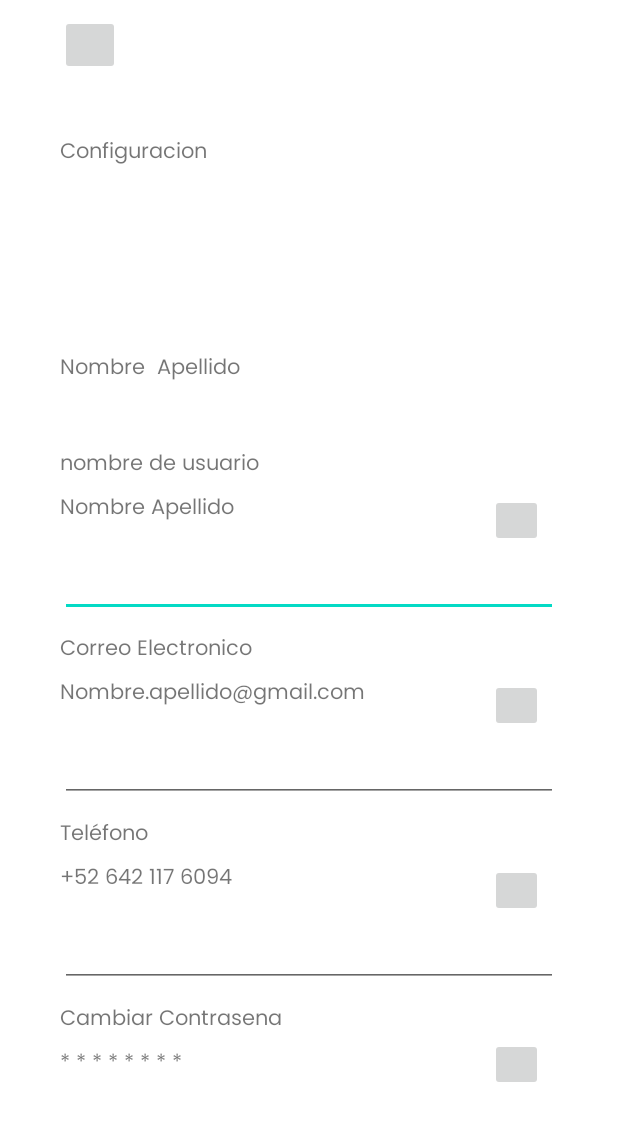
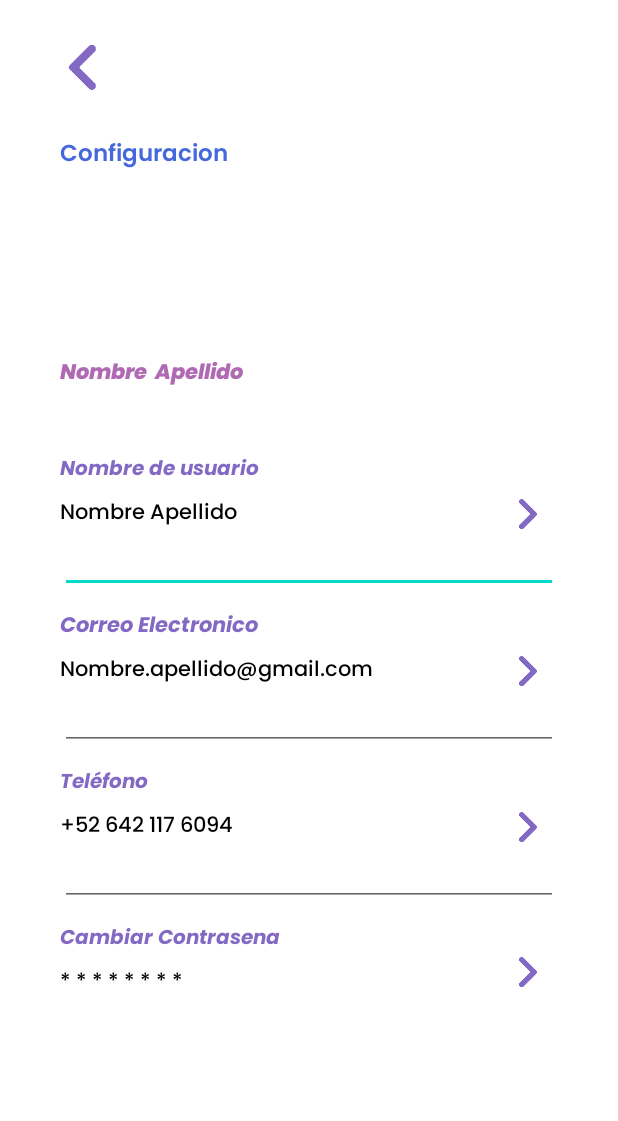
Before and after one commit to JowsNunez/MunoApp, an Android app: the ConfigActivity screen opened directly, with no data from a screen before it, on a phone screen of 412 x 824 dp. Shown: the top 1121 px of the screen. Run offline under Robolectric (Android 15) with nearby library versions, the phone set to English and light mode, and no system bars.

Commit message:
pantalla configuracion

```diff
--- a/app/src/main/res/layout/activity_config.xml
+++ b/app/src/main/res/layout/activity_config.xml
@@ -11,14 +11,22 @@
     android:paddingTop="10dp">
 
     <ImageButton
-        android:layout_width="40dp"
-        android:layout_height="40dp"
+        android:layout_marginTop="20dp"
+        android:layout_width="30dp"
+        android:layout_height="30dp"
+        android:background="@android:color/transparent"
+        android:src="@drawable/regresar_morado"
+        android:scaleType="centerCrop"
         />
 
     <TextView
-        android:layout_marginTop="40dp"
+        android:layout_marginTop="30dp"
         android:layout_width="wrap_content"
         android:layout_height="wrap_content"
+        android:textFontWeight="600"
+
+        android:textSize="15sp"
+        android:textColor="@color/blue"
         android:text="Configuracion"/>
     <ImageView
         android:layout_marginTop="30dp"
@@ -30,6 +38,9 @@
         android:layout_marginTop="10dp"
         android:layout_width="wrap_content"
         android:layout_height="wrap_content"
+        android:textStyle="italic"
+        android:textFontWeight="800"
+        android:textColor="@color/violeta"
         android:text="Nombre  Apellido"/>
 
 
@@ -37,7 +48,11 @@
         android:layout_marginTop="40dp"
         android:layout_width="wrap_content"
         android:layout_height="wrap_content"
-        android:text="nombre de usuario"
+        android:textColor="@color/morado"
+        android:textStyle="italic"
+        android:textFontWeight="700"
+        android:textSize="13sp"
+        android:text="Nombre de usuario"
         />
 
     <androidx.constraintlayout.widget.ConstraintLayout
@@ -50,22 +65,28 @@
             android:layout_height="wrap_content"
             android:layout_marginTop="5dp"
             android:text="Nombre Apellido"
+            android:textColor="@color/black"
+            android:textFontWeight="500"
             app:layout_constraintStart_toStartOf="parent"
             app:layout_constraintTop_toTopOf="parent" />
 
         <EditText
             android:id="@+id/edit_nombre"
             android:layout_width="match_parent"
-            android:layout_height="40dp"
-            android:layout_marginTop="20dp"
+            android:layout_height="35dp"
+            android:layout_marginTop="5dp"
             app:layout_constraintBottom_toBottomOf="parent"
             app:layout_constraintStart_toStartOf="parent"
             app:layout_constraintTop_toBottomOf="@+id/txt_nombre" />
 
         <ImageButton
-            android:layout_width="35dp"
-            android:layout_height="35dp"
+            android:layout_width="20dp"
+            android:layout_height="20dp"
             android:layout_marginEnd="10dp"
+            android:background="@android:color/transparent"
+            android:rotation="180"
+            android:scaleType="centerCrop"
+            android:src="@drawable/regresar_morado"
             app:layout_constraintBottom_toTopOf="@+id/edit_nombre"
             app:layout_constraintEnd_toEndOf="parent"
             app:layout_constraintTop_toTopOf="parent" />
@@ -75,6 +96,9 @@
         android:layout_marginTop="10dp"
         android:layout_width="wrap_content"
         android:layout_height="wrap_content"
+        android:textColor="@color/morado"
+        android:textStyle="italic"
+        android:textFontWeight="700"
         android:text="Correo Electronico"
         />
 
@@ -88,31 +112,41 @@
             android:layout_height="wrap_content"
             android:layout_marginTop="5dp"
             android:text="Nombre.apellido@gmail.com"
+            android:textColor="@color/black"
+            android:textFontWeight="500"
             app:layout_constraintStart_toStartOf="parent"
             app:layout_constraintTop_toTopOf="parent" />
 
         <EditText
             android:id="@+id/edit_correo"
             android:layout_width="match_parent"
-            android:layout_height="40dp"
-            android:layout_marginTop="20dp"
+            android:layout_height="35dp"
+            android:layout_marginTop="5dp"
             app:layout_constraintBottom_toBottomOf="parent"
             app:layout_constraintStart_toStartOf="parent"
             app:layout_constraintTop_toBottomOf="@+id/txt_correo" />
 
         <ImageButton
-            android:layout_width="35dp"
-            android:layout_height="35dp"
+            android:layout_width="20dp"
+            android:layout_height="20dp"
             android:layout_marginEnd="10dp"
             app:layout_constraintBottom_toTopOf="@+id/edit_correo"
             app:layout_constraintEnd_toEndOf="parent"
-            app:layout_constraintTop_toTopOf="parent" />
+            app:layout_constraintTop_toTopOf="parent"
+            android:src="@drawable/regresar_morado"
+            android:scaleType="centerCrop"
+            android:background="@android:color/transparent"
+            android:rotation="180"/>
 
     </androidx.constraintlayout.widget.ConstraintLayout>
     <TextView
         android:layout_marginTop="10dp"
         android:layout_width="wrap_content"
         android:layout_height="wrap_content"
+        android:textColor="@color/morado"
+        android:textStyle="italic"
+        android:textFontWeight="700"
+        android:textSize="13sp"
         android:text="Teléfono"
         />
 
@@ -125,6 +159,8 @@
             android:layout_width="wrap_content"
             android:layout_height="wrap_content"
             android:layout_marginTop="5dp"
+            android:textColor="@color/black"
+            android:textFontWeight="500"
             android:text="+52 642 117 6094"
             app:layout_constraintStart_toStartOf="parent"
             app:layout_constraintTop_toTopOf="parent" />
@@ -132,25 +168,33 @@
         <EditText
             android:id="@+id/edit_telefono"
             android:layout_width="match_parent"
-            android:layout_height="40dp"
-            android:layout_marginTop="20dp"
+            android:layout_height="35dp"
+            android:layout_marginTop="5dp"
             app:layout_constraintBottom_toBottomOf="parent"
             app:layout_constraintStart_toStartOf="parent"
             app:layout_constraintTop_toBottomOf="@+id/txt_telefono" />
 
         <ImageButton
-            android:layout_width="35dp"
-            android:layout_height="35dp"
+            android:layout_width="20dp"
+            android:layout_height="20dp"
             android:layout_marginEnd="10dp"
             app:layout_constraintBottom_toTopOf="@+id/edit_telefono"
             app:layout_constraintEnd_toEndOf="parent"
-            app:layout_constraintTop_toTopOf="parent" />
+            app:layout_constraintTop_toTopOf="parent"
+            android:src="@drawable/regresar_morado"
+            android:scaleType="centerCrop"
+            android:background="@android:color/transparent"
+            android:rotation="180"/>
 
     </androidx.constraintlayout.widget.ConstraintLayout>
     <TextView
         android:layout_marginTop="10dp"
         android:layout_width="wrap_content"
         android:layout_height="wrap_content"
+        android:textColor="@color/morado"
+        android:textStyle="italic"
+        android:textFontWeight="700"
+        android:textSize="13sp"
         android:text="Cambiar Contrasena"
         />
 
@@ -164,17 +208,23 @@
             android:layout_height="wrap_content"
             android:layout_marginTop="5dp"
             android:text="* * * * * * * * "
+            android:textColor="@color/black"
+            android:textFontWeight="500"
             app:layout_constraintStart_toStartOf="parent"
             app:layout_constraintTop_toTopOf="parent" />
 
 
 
         <ImageButton
-            android:layout_width="35dp"
-            android:layout_height="35dp"
+            android:layout_width="20dp"
+            android:layout_height="20dp"
             android:layout_marginEnd="10dp"
             app:layout_constraintEnd_toEndOf="parent"
-            app:layout_constraintTop_toTopOf="parent" />
+            app:layout_constraintTop_toTopOf="parent"
+            android:src="@drawable/regresar_morado"
+            android:scaleType="centerCrop"
+            android:background="@android:color/transparent"
+            android:rotation="180"/>
 
     </androidx.constraintlayout.widget.ConstraintLayout>
 
```
